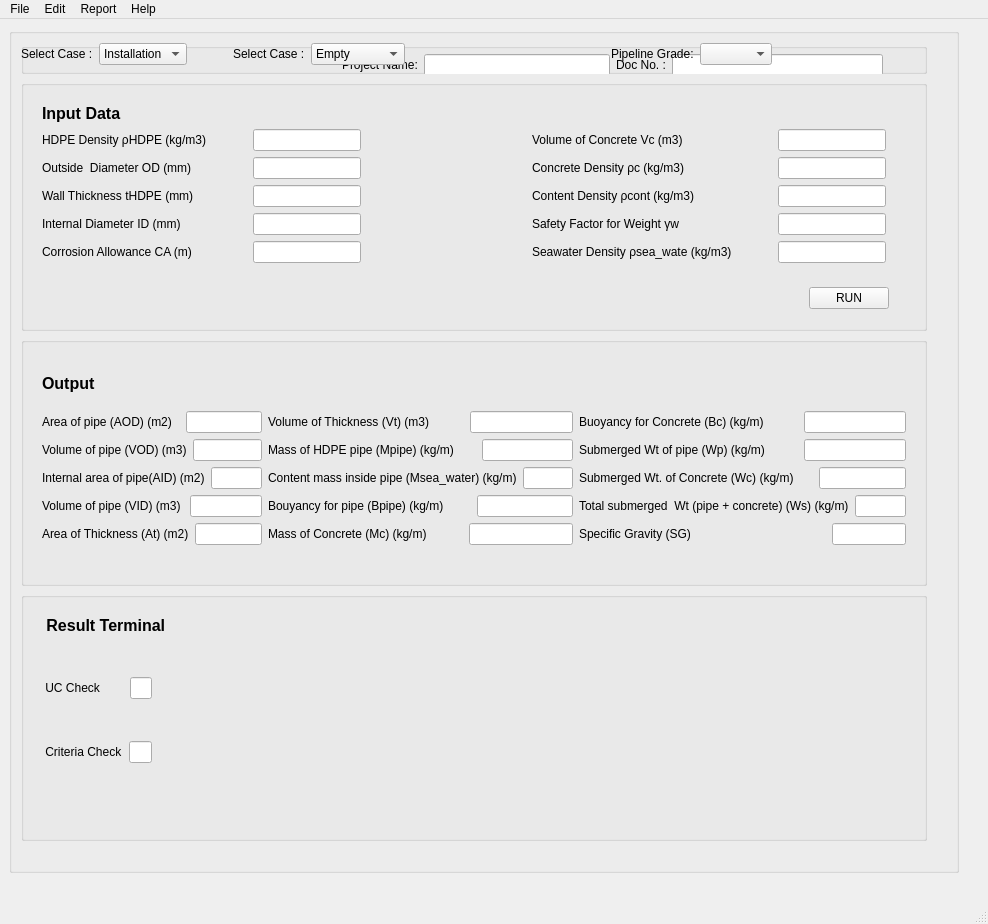
Qt form OnBottom_FinalLayout.ui (superman1408/seawater_outflow) before a commit.
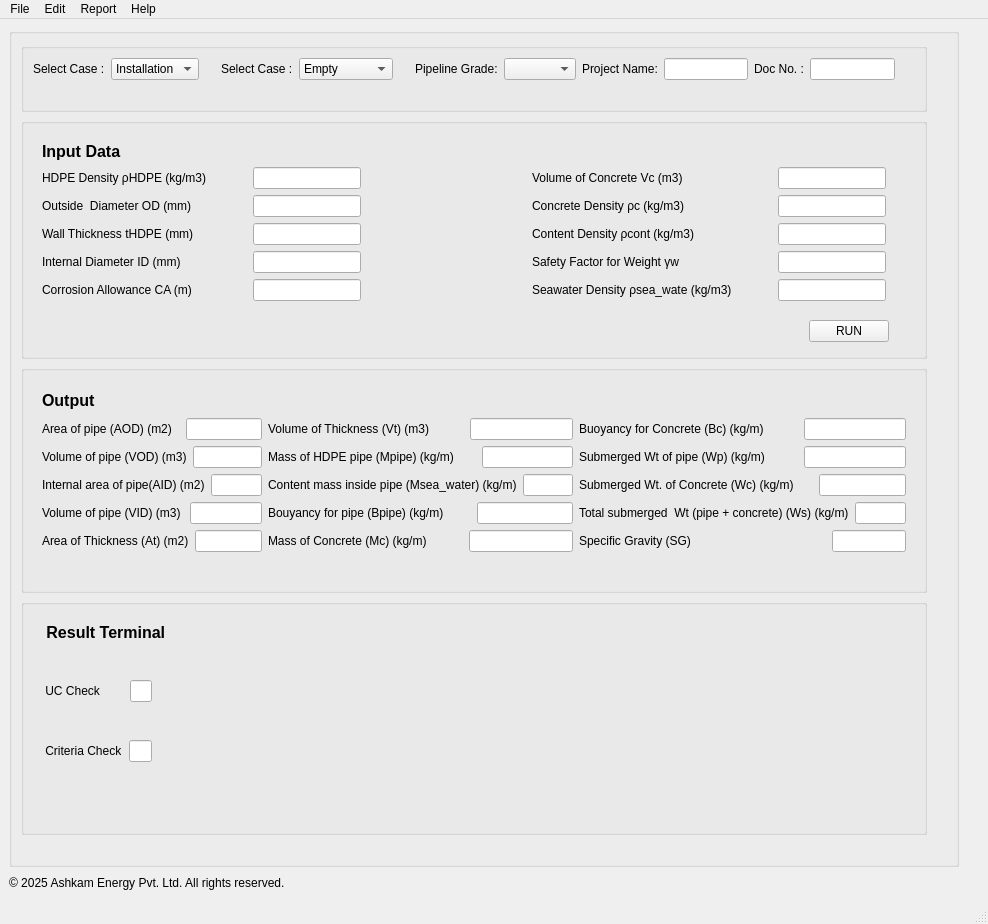
The same form after that commit. Icons and pictures are not drawn.

Patch:
```diff
--- a/OnBottom_FinalLayout.ui
+++ b/OnBottom_FinalLayout.ui
@@ -13,60 +13,24 @@
   <property name="windowTitle">
    <string>MainWindow</string>
   </property>
+  <property name="autoFillBackground">
+   <bool>true</bool>
+  </property>
   <widget class="QWidget" name="centralwidget">
    <layout class="QGridLayout" name="gridLayout">
-    <item row="0" column="0">
+    <item row="0" column="0" colspan="2">
      <widget class="QGroupBox" name="groupBox">
       <property name="title">
        <string/>
       </property>
-      <layout class="QGridLayout" name="gridLayout_24">
+      <layout class="QGridLayout" name="gridLayout_3">
        <item row="0" column="0">
         <widget class="QGroupBox" name="groupBox_2">
          <property name="title">
           <string/>
          </property>
-         <widget class="QWidget" name="">
-          <property name="geometry">
-           <rect>
-            <x>321</x>
-            <y>10</y>
-            <width>541</width>
-            <height>24</height>
-           </rect>
-          </property>
-          <layout class="QHBoxLayout" name="horizontalLayout_5">
-           <item>
-            <layout class="QHBoxLayout" name="horizontalLayout_3">
-             <item>
-              <widget class="QLabel" name="label_2">
-               <property name="text">
-                <string>Project Name:</string>
-               </property>
-              </widget>
-             </item>
-             <item>
-              <widget class="QLineEdit" name="lineEdit_38"/>
-             </item>
-            </layout>
-           </item>
-           <item>
-            <layout class="QHBoxLayout" name="horizontalLayout_4">
-             <item>
-              <widget class="QLabel" name="label_3">
-               <property name="text">
-                <string>Doc No. :</string>
-               </property>
-              </widget>
-             </item>
-             <item>
-              <widget class="QLineEdit" name="lineEdit_39"/>
-             </item>
-            </layout>
-           </item>
-          </layout>
-         </widget>
-         <widget class="QWidget" name="">
+         <layout class="QGridLayout" name="gridLayout_2">
+          <item row="0" column="0">
           <layout class="QHBoxLayout" name="horizontalLayout_6">
            <item>
             <layout class="QHBoxLayout" name="horizontalLayout_8">
@@ -129,58 +93,6 @@
                </item>
               </widget>
              </item>
-             <item>
-              <spacer name="horizontalSpacer_14">
-               <property name="orientation">
-                <enum>Qt::Horizontal</enum>
-               </property>
-               <property name="sizeHint" stdset="0">
-                <size>
-                 <width>40</width>
-                 <height>20</height>
-                </size>
-               </property>
-              </spacer>
-             </item>
-             <item>
-              <spacer name="horizontalSpacer_15">
-               <property name="orientation">
-                <enum>Qt::Horizontal</enum>
-               </property>
-               <property name="sizeHint" stdset="0">
-                <size>
-                 <width>40</width>
-                 <height>20</height>
-                </size>
-               </property>
-              </spacer>
-             </item>
-             <item>
-              <spacer name="horizontalSpacer_8">
-               <property name="orientation">
-                <enum>Qt::Horizontal</enum>
-               </property>
-               <property name="sizeHint" stdset="0">
-                <size>
-                 <width>40</width>
-                 <height>20</height>
-                </size>
-               </property>
-              </spacer>
-             </item>
-             <item>
-              <spacer name="horizontalSpacer_5">
-               <property name="orientation">
-                <enum>Qt::Horizontal</enum>
-               </property>
-               <property name="sizeHint" stdset="0">
-                <size>
-                 <width>40</width>
-                 <height>20</height>
-                </size>
-               </property>
-              </spacer>
-             </item>
              <item>
               <layout class="QHBoxLayout" name="horizontalLayout">
                <item>
@@ -210,10 +122,108 @@
              </item>
             </layout>
            </item>
-          </layout>
-         </widget>
+            <item>
+             <spacer name="horizontalSpacer_15">
+              <property name="orientation">
+               <enum>Qt::Horizontal</enum>
+              </property>
+              <property name="sizeHint" stdset="0">
+               <size>
+                <width>40</width>
+                <height>20</height>
+               </size>
+              </property>
+             </spacer>
+            </item>
+            <item>
+             <spacer name="horizontalSpacer_14">
+              <property name="orientation">
+               <enum>Qt::Horizontal</enum>
+              </property>
+              <property name="sizeHint" stdset="0">
+               <size>
+                <width>40</width>
+                <height>20</height>
+               </size>
+              </property>
+             </spacer>
+            </item>
+            <item>
+             <layout class="QHBoxLayout" name="horizontalLayout_5">
+              <item>
+               <layout class="QHBoxLayout" name="horizontalLayout_3">
+                <item>
+                 <widget class="QLabel" name="label_2">
+                  <property name="text">
+                   <string>Project Name:</string>
+                  </property>
+                 </widget>
+                </item>
+                <item>
+                 <widget class="QLineEdit" name="lineEdit_38"/>
+                </item>
+               </layout>
+              </item>
+              <item>
+               <layout class="QHBoxLayout" name="horizontalLayout_4">
+                <item>
+                 <widget class="QLabel" name="label_3">
+                  <property name="text">
+                   <string>Doc No. :</string>
+                  </property>
+                 </widget>
+                </item>
+                <item>
+                 <widget class="QLineEdit" name="lineEdit_39"/>
+                </item>
+               </layout>
+              </item>
+             </layout>
+            </item>
+           </layout>
+          </item>
+          <item row="0" column="1" rowspan="2">
+           <spacer name="verticalSpacer_2">
+            <property name="orientation">
+             <enum>Qt::Vertical</enum>
+            </property>
+            <property name="sizeHint" stdset="0">
+             <size>
+              <width>20</width>
+              <height>52</height>
+             </size>
+            </property>
+           </spacer>
+          </item>
+          <item row="1" column="0">
+           <spacer name="horizontalSpacer_2">
+            <property name="orientation">
+             <enum>Qt::Horizontal</enum>
+            </property>
+            <property name="sizeHint" stdset="0">
+             <size>
+              <width>846</width>
+              <height>20</height>
+             </size>
+            </property>
+           </spacer>
+          </item>
+         </layout>
         </widget>
        </item>
+       <item row="0" column="1" rowspan="4">
+        <spacer name="verticalSpacer_9">
+         <property name="orientation">
+          <enum>Qt::Vertical</enum>
+         </property>
+         <property name="sizeHint" stdset="0">
+          <size>
+           <width>20</width>
+           <height>884</height>
+          </size>
+         </property>
+        </spacer>
+       </item>
        <item row="1" column="0">
         <widget class="QGroupBox" name="groupBox_3">
          <property name="title">
@@ -1317,23 +1327,10 @@
          </property>
         </spacer>
        </item>
-       <item row="1" column="1" rowspan="3">
-        <spacer name="verticalSpacer_9">
-         <property name="orientation">
-          <enum>Qt::Vertical</enum>
-         </property>
-         <property name="sizeHint" stdset="0">
-          <size>
-           <width>20</width>
-           <height>884</height>
-          </size>
-         </property>
-        </spacer>
-       </item>
       </layout>
      </widget>
     </item>
-    <item row="0" column="1">
+    <item row="0" column="2">
      <spacer name="verticalSpacer">
       <property name="orientation">
        <enum>Qt::Vertical</enum>
@@ -1347,6 +1344,13 @@
      </spacer>
     </item>
     <item row="1" column="0">
+     <widget class="QLabel" name="label_4">
+      <property name="text">
+       <string>© 2025 Ashkam Energy Pvt. Ltd. All rights reserved.</string>
+      </property>
+     </widget>
+    </item>
+    <item row="1" column="1">
      <spacer name="horizontalSpacer">
       <property name="orientation">
        <enum>Qt::Horizontal</enum>
@@ -1395,6 +1399,7 @@
      <string>Help</string>
     </property>
     <addaction name="actionDocumentation"/>
+    <addaction name="actionWhat_s_New"/>
    </widget>
    <addaction name="menuFile"/>
    <addaction name="menuEdit"/>
@@ -1408,7 +1413,7 @@
    </property>
    <property name="icon">
     <iconset>
-     <normaloff>C:/Users/ADITIKUMARI/.designer/backup</normaloff>C:/Users/ADITIKUMARI/.designer/backup</iconset>
+     <normaloff>C:/Users/Aditi kumari/OneDrive - Ashkam Energy Pvt Ltd/Desktop/assets/open.gif</normaloff>C:/Users/Aditi kumari/OneDrive - Ashkam Energy Pvt Ltd/Desktop/assets/open.gif</iconset>
    </property>
    <property name="text">
     <string>Open</string>
@@ -1421,6 +1426,10 @@
    <property name="checkable">
     <bool>true</bool>
    </property>
+   <property name="icon">
+    <iconset>
+     <normaloff>C:/Users/Aditi kumari/OneDrive - Ashkam Energy Pvt Ltd/Desktop/assets/save_as.gif</normaloff>C:/Users/Aditi kumari/OneDrive - Ashkam Energy Pvt Ltd/Desktop/assets/save_as.gif</iconset>
+   </property>
    <property name="text">
     <string>Save As</string>
    </property>
@@ -1432,6 +1441,10 @@
    <property name="checkable">
     <bool>true</bool>
    </property>
+   <property name="icon">
+    <iconset>
+     <normaloff>C:/Users/Aditi kumari/OneDrive - Ashkam Energy Pvt Ltd/Desktop/assets/close.gif</normaloff>C:/Users/Aditi kumari/OneDrive - Ashkam Energy Pvt Ltd/Desktop/assets/close.gif</iconset>
+   </property>
    <property name="text">
     <string>Exit</string>
    </property>
@@ -1440,6 +1453,10 @@
    </property>
   </action>
   <action name="actionReset">
+   <property name="icon">
+    <iconset>
+     <normaloff>C:/Users/Aditi kumari/OneDrive - Ashkam Energy Pvt Ltd/Desktop/assets/reset.gif</normaloff>C:/Users/Aditi kumari/OneDrive - Ashkam Energy Pvt Ltd/Desktop/assets/reset.gif</iconset>
+   </property>
    <property name="text">
     <string>Reset</string>
    </property>
@@ -1448,15 +1465,32 @@
    </property>
   </action>
   <action name="actionGenerate_Report">
+   <property name="icon">
+    <iconset>
+     <normaloff>C:/Users/Aditi kumari/OneDrive - Ashkam Energy Pvt Ltd/Desktop/assets/report.gif</normaloff>C:/Users/Aditi kumari/OneDrive - Ashkam Energy Pvt Ltd/Desktop/assets/report.gif</iconset>
+   </property>
    <property name="text">
     <string>Generate Report</string>
    </property>
   </action>
   <action name="actionDocumentation">
+   <property name="icon">
+    <iconset>
+     <normaloff>C:/Users/Aditi kumari/OneDrive - Ashkam Energy Pvt Ltd/Desktop/assets/document.png</normaloff>C:/Users/Aditi kumari/OneDrive - Ashkam Energy Pvt Ltd/Desktop/assets/document.png</iconset>
+   </property>
    <property name="text">
     <string>Documentation</string>
    </property>
   </action>
+  <action name="actionWhat_s_New">
+   <property name="icon">
+    <iconset>
+     <normaloff>C:/Users/Aditi kumari/OneDrive - Ashkam Energy Pvt Ltd/Desktop/assets/What's new.gif</normaloff>C:/Users/Aditi kumari/OneDrive - Ashkam Energy Pvt Ltd/Desktop/assets/What's new.gif</iconset>
+   </property>
+   <property name="text">
+    <string>What's New</string>
+   </property>
+  </action>
  </widget>
  <resources/>
  <connections/>
```
Lines whose indentation alone changed are shown as unchanged.
